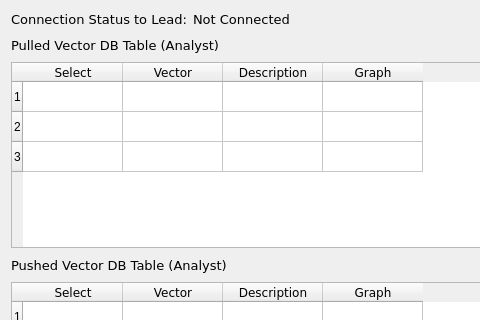
CS4311-spring-2020/pick-tool-team14-keikaku, file ui/vector_db_analyst.ui: the form before one commit; both pictures show x 0 to 480 and y 0 to 320 of the 720 by 480 pixel window.
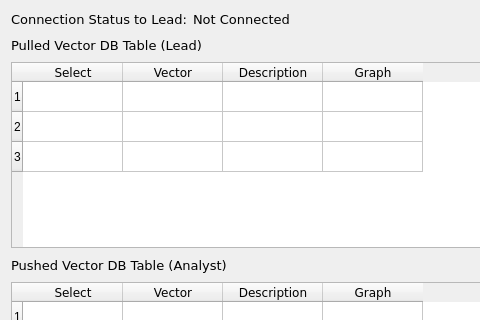
The form after the commit.

What changed in the file:
```diff
--- a/ui/vector_db_analyst.ui
+++ b/ui/vector_db_analyst.ui
@@ -73,7 +73,7 @@
         </font>
        </property>
        <property name="text">
-        <string>Pulled Vector DB Table (Analyst)</string>
+        <string>Pulled Vector DB Table (Lead)</string>
        </property>
       </widget>
      </item>
```
Left out of the diff: 18 changed lines with no effect on the pictures.
